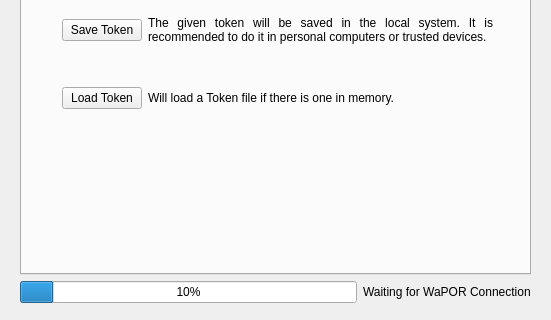
Qt form wap_plugin_dialog_base.ui (WAGIS/wap_plugin) before a commit; both pictures show x 0 to 551 and y 308 to 628 of the 551 by 628 pixel window.
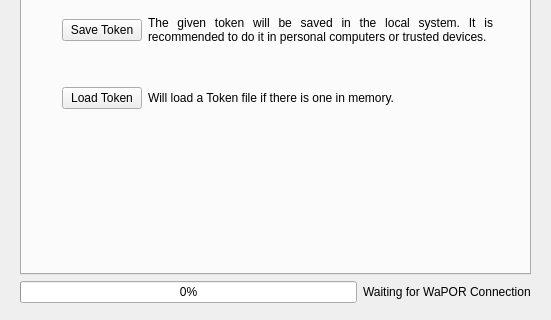
The same form after that commit.

Commit message: Implemented Simple Progress bar

The edit to the form file:
```diff
--- a/wap_plugin_dialog_base.ui
+++ b/wap_plugin_dialog_base.ui
@@ -558,7 +558,7 @@
       <item>
        <widget class="QProgressBar" name="progressBar">
         <property name="value">
-         <number>10</number>
+         <number>0</number>
         </property>
        </widget>
       </item>
```
The commit also changes 1 other file.
